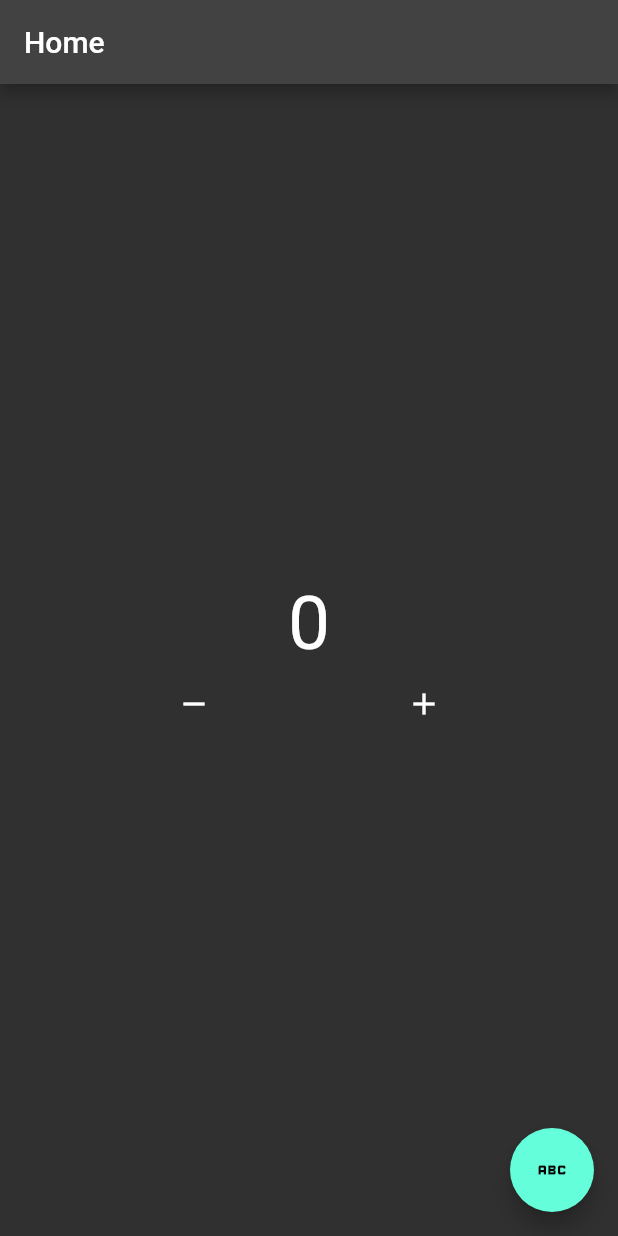
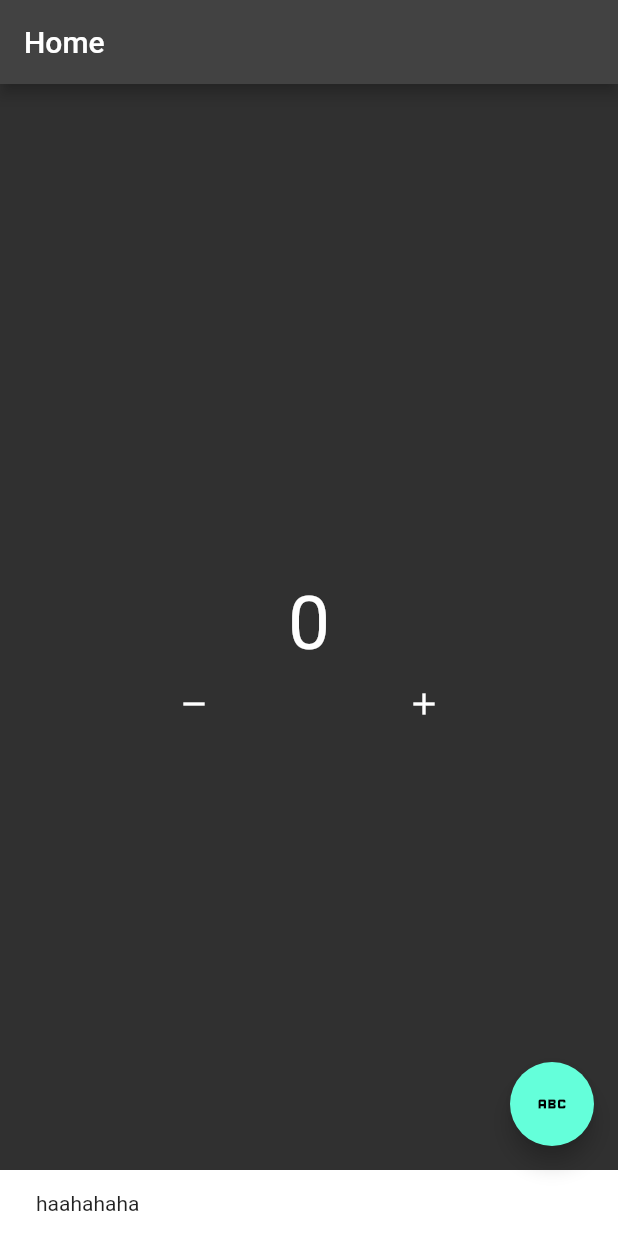
Before and after one commit to aprxty3/bloc_state_management, a Flutter app: the screen it shows after launch, after a tap on the "remove" icon, after a tap on the "add" icon, after a tap on the "abc" icon, on a phone screen of 412 x 824 dp. Run offline on Flutter 3.47's test engine with Material 2 defaults, Android fonts, the phone set to English and light mode, and no system bars; our stand-ins replace bloc, flutter_bloc.

Commit message:
multi bloc listener

```diff
--- a/lib/page/new_home_page.dart
+++ b/lib/page/new_home_page.dart
@@ -25,7 +25,42 @@ class NewHomePage extends StatelessWidget {
         child: Column(
           mainAxisAlignment: MainAxisAlignment.center,
           children: [
-            BlocBuilder<CounterBloc, int>(
+            MultiBlocListener(
+              listeners: [
+                BlocListener<ThemeBloc, bool>(
+                  listener: (context, state) =>
+                      ScaffoldMessenger.of(context).showSnackBar(
+                    const SnackBar(
+                      duration: Duration(seconds: 1),
+                      content: Text('haahahaha'),
+                    ),
+                  ),
+                  listenWhen: (previous, current) {
+                    if (current == false) {
+                      return true;
+                    } else {
+                      return false;
+                    }
+                  },
+                ),
+                BlocListener<CounterBloc, int>(
+                  listener: (context, state) =>
+                      ScaffoldMessenger.of(context).showSnackBar(
+                    const SnackBar(
+                      duration: Duration(seconds: 1),
+                      content: Text('wik wik'),
+                    ),
+                  ),
+                  listenWhen: (previous, current) {
+                    if (current % 2 == 0) {
+                      return true;
+                    } else {
+                      return false;
+                    }
+                  },
+                ),
+              ],
+              child: BlocBuilder<CounterBloc, int>(
                 bloc: myCouter,
                 builder: (context, state) {
                   return Text(
@@ -33,6 +68,7 @@ class NewHomePage extends StatelessWidget {
                     style: TextStyle(fontSize: 50),
                   );
                 },
+              ),
             ),
             Row(
               mainAxisAlignment: MainAxisAlignment.spaceEvenly,
```
Lines whose indentation alone changed are shown as unchanged.
